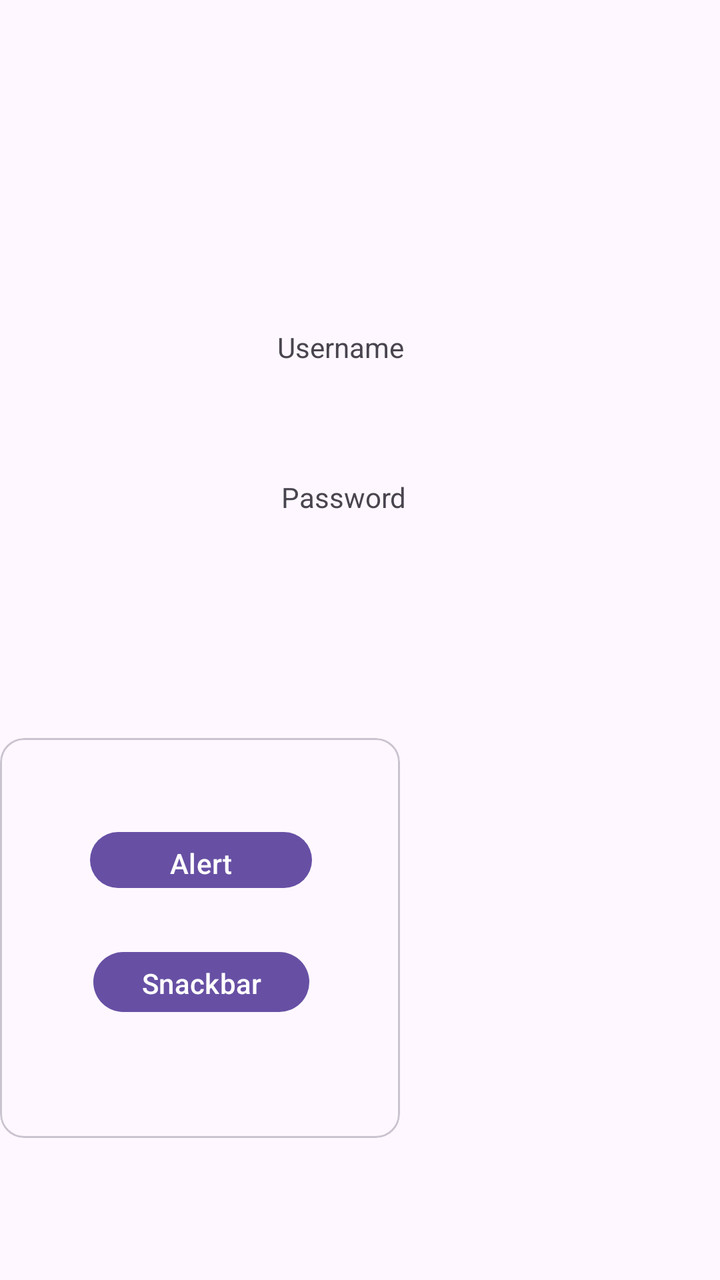
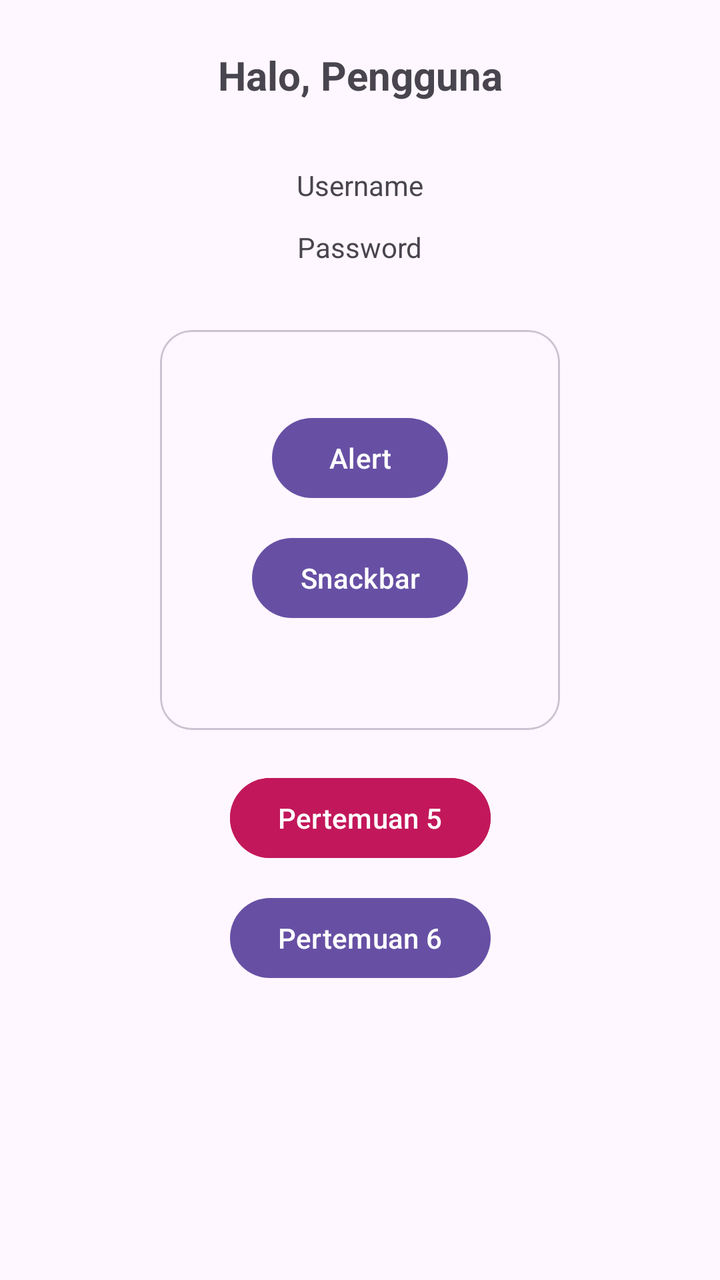

Two renders of the same Android screen: before a commit and after it. Below are the layout's source before the change and the commit's diff.
<!-- AndroidManifest.xml: application theme Theme.Farrell_tia -->
<!-- res/layout/activity_main.xml -->
<?xml version="1.0" encoding="utf-8"?>
<androidx.constraintlayout.widget.ConstraintLayout xmlns:android="http://schemas.android.com/apk/res/android"
    xmlns:app="http://schemas.android.com/apk/res-auto"
    xmlns:tools="http://schemas.android.com/tools"
    android:id="@+id/main"
    android:layout_width="match_parent"
    android:layout_height="match_parent"
    tools:context=".MainActivity">


    <TextView
        android:id="@+id/txtUsername"
        android:layout_width="79dp"
        android:layout_height="43dp"
        android:layout_marginTop="164dp"
        android:text="Username"
        app:layout_constraintEnd_toEndOf="parent"
        app:layout_constraintHorizontal_bias="0.493"
        app:layout_constraintStart_toStartOf="parent"
        app:layout_constraintTop_toTopOf="parent" />

    <TextView
        android:id="@+id/txtPassword"
        android:layout_width="77dp"
        android:layout_height="26dp"
        android:layout_marginTop="32dp"
        android:text="Password"
        app:layout_constraintEnd_toEndOf="parent"
        app:layout_constraintHorizontal_bias="0.497"
        app:layout_constraintStart_toStartOf="parent"
        app:layout_constraintTop_toBottomOf="@+id/txtUsername" />

    <com.google.android.material.card.MaterialCardView
        android:layout_width="200dp"
        android:layout_height="200dp"
        android:layout_marginTop="104dp"
        app:layout_constraintTop_toBottomOf="@+id/txtPassword"
        tools:layout_editor_absoluteX="111dp">

        <androidx.constraintlayout.widget.ConstraintLayout
            android:layout_width="170dp"
            android:layout_height="156dp"
            android:layout_margin="15dp">

            <Button
                android:id="@+id/btnSnackBar"
                android:layout_width="108dp"
                android:layout_height="38dp"
                android:layout_marginTop="24dp"
                android:text="Snackbar"
                app:layout_constraintEnd_toEndOf="parent"
                app:layout_constraintHorizontal_bias="0.51"
                app:layout_constraintStart_toStartOf="parent"
                app:layout_constraintTop_toBottomOf="@+id/btnAlert" />

            <Button
                android:id="@+id/btnAlert"
                android:layout_width="111dp"
                android:layout_height="36dp"
                android:layout_marginTop="28dp"
                android:text="Alert"
                app:layout_constraintEnd_toEndOf="parent"
                app:layout_constraintHorizontal_bias="0.508"
                app:layout_constraintStart_toStartOf="parent"
                app:layout_constraintTop_toTopOf="parent" />
        </androidx.constraintlayout.widget.ConstraintLayout>


    </com.google.android.material.card.MaterialCardView>










</androidx.constraintlayout.widget.ConstraintLayout>
<!-- resources referenced by this layout -->
<resources>
  <style name="Theme.Farrell_tia" parent="Base.Theme.Farrell_tia" />
  <style name="Base.Theme.Farrell_tia" parent="Theme.Material3.DayNight.NoActionBar">
          
          
      </style>
</resources>

<!-- the commit's change to res/layout/activity_main.xml (unified diff, before → after) -->
@@ -1,5 +1,6 @@
 <?xml version="1.0" encoding="utf-8"?>
-<androidx.constraintlayout.widget.ConstraintLayout xmlns:android="http://schemas.android.com/apk/res/android"
+<androidx.constraintlayout.widget.ConstraintLayout
+    xmlns:android="http://schemas.android.com/apk/res/android"
     xmlns:app="http://schemas.android.com/apk/res-auto"
     xmlns:tools="http://schemas.android.com/tools"
     android:id="@+id/main"
@@ -7,74 +8,102 @@
     android:layout_height="match_parent"
     tools:context=".MainActivity">
 
+    
+    <TextView
+        android:id="@+id/tvGreeting"
+        android:layout_width="wrap_content"
+        android:layout_height="wrap_content"
+        android:layout_marginTop="24dp"
+        android:text="Halo, Pengguna"
+        android:textSize="20sp"
+        android:textStyle="bold"
+        app:layout_constraintTop_toTopOf="parent"
+        app:layout_constraintStart_toStartOf="parent"
+        app:layout_constraintEnd_toEndOf="parent" />
 
+    
     <TextView
         android:id="@+id/txtUsername"
-        android:layout_width="79dp"
-        android:layout_height="43dp"
-        android:layout_marginTop="164dp"
+        android:layout_width="wrap_content"
+        android:layout_height="wrap_content"
+        android:layout_marginTop="32dp"
         android:text="Username"
-        app:layout_constraintEnd_toEndOf="parent"
-        app:layout_constraintHorizontal_bias="0.493"
+        app:layout_constraintTop_toBottomOf="@id/tvGreeting"
         app:layout_constraintStart_toStartOf="parent"
-        app:layout_constraintTop_toTopOf="parent" />
+        app:layout_constraintEnd_toEndOf="parent" />
 
+    
     <TextView
         android:id="@+id/txtPassword"
-        android:layout_width="77dp"
-        android:layout_height="26dp"
-        android:layout_marginTop="32dp"
+        android:layout_width="wrap_content"
+        android:layout_height="wrap_content"
+        android:layout_marginTop="12dp"
         android:text="Password"
-        app:layout_constraintEnd_toEndOf="parent"
-        app:layout_constraintHorizontal_bias="0.497"
+        app:layout_constraintTop_toBottomOf="@id/txtUsername"
         app:layout_constraintStart_toStartOf="parent"
-        app:layout_constraintTop_toBottomOf="@+id/txtUsername" />
+        app:layout_constraintEnd_toEndOf="parent" />
 
+    
     <com.google.android.material.card.MaterialCardView
+        android:id="@+id/cardMenu"
         android:layout_width="200dp"
         android:layout_height="200dp"
-        android:layout_marginTop="104dp"
-        app:layout_constraintTop_toBottomOf="@+id/txtPassword"
-        tools:layout_editor_absoluteX="111dp">
+        android:layout_marginTop="32dp"
+        app:cardCornerRadius="16dp"
+        app:layout_constraintTop_toBottomOf="@id/txtPassword"
+        app:layout_constraintStart_toStartOf="parent"
+        app:layout_constraintEnd_toEndOf="parent">
 
         <androidx.constraintlayout.widget.ConstraintLayout
-            android:layout_width="170dp"
-            android:layout_height="156dp"
-            android:layout_margin="15dp">
+            android:layout_width="match_parent"
+            android:layout_height="match_parent">
+
+            <Button
+                android:id="@+id/btnAlert"
+                android:layout_width="wrap_content"
+                android:layout_height="wrap_content"
+                android:layout_marginTop="40dp"
+                android:text="Alert"
+                app:layout_constraintTop_toTopOf="parent"
+                app:layout_constraintStart_toStartOf="parent"
+                app:layout_constraintEnd_toEndOf="parent" />
 
             <Button
                 android:id="@+id/btnSnackBar"
-                android:layout_width="108dp"
-                android:layout_height="38dp"
-                android:layout_marginTop="24dp"
+                android:layout_width="wrap_content"
+                android:layout_height="wrap_content"
+                android:layout_marginTop="12dp"
                 android:text="Snackbar"
-                app:layout_constraintEnd_toEndOf="parent"
-                app:layout_constraintHorizontal_bias="0.51"
+                app:layout_constraintTop_toBottomOf="@id/btnAlert"
                 app:layout_constraintStart_toStartOf="parent"
-                app:layout_constraintTop_toBottomOf="@+id/btnAlert" />
+                app:layout_constraintEnd_toEndOf="parent" />
 
-            <Button
-                android:id="@+id/btnAlert"
-                android:layout_width="111dp"
-                android:layout_height="36dp"
-                android:layout_marginTop="28dp"
-                android:text="Alert"
-                app:layout_constraintEnd_toEndOf="parent"
-                app:layout_constraintHorizontal_bias="0.508"
-                app:layout_constraintStart_toStartOf="parent"
-                app:layout_constraintTop_toTopOf="parent" />
         </androidx.constraintlayout.widget.ConstraintLayout>
-
 
     </com.google.android.material.card.MaterialCardView>
 
+    
+    <Button
+        android:id="@+id/btnToLima"
+        android:layout_width="wrap_content"
+        android:layout_height="wrap_content"
+        android:layout_marginTop="20dp"
+        android:backgroundTint="#C2185B"
+        android:text="Pertemuan 5"
+        android:textColor="@android:color/white"
+        app:layout_constraintTop_toBottomOf="@id/cardMenu"
+        app:layout_constraintStart_toStartOf="parent"
+        app:layout_constraintEnd_toEndOf="parent" />
 
-
-
-
-
-
-
-
+    
+    <Button
+        android:id="@+id/btnToEnam"
+        android:layout_width="wrap_content"
+        android:layout_height="wrap_content"
+        android:layout_marginTop="12dp"
+        android:text="Pertemuan 6"
+        app:layout_constraintTop_toBottomOf="@id/btnToLima"
+        app:layout_constraintStart_toStartOf="parent"
+        app:layout_constraintEnd_toEndOf="parent" />
 
 </androidx.constraintlayout.widget.ConstraintLayout>
